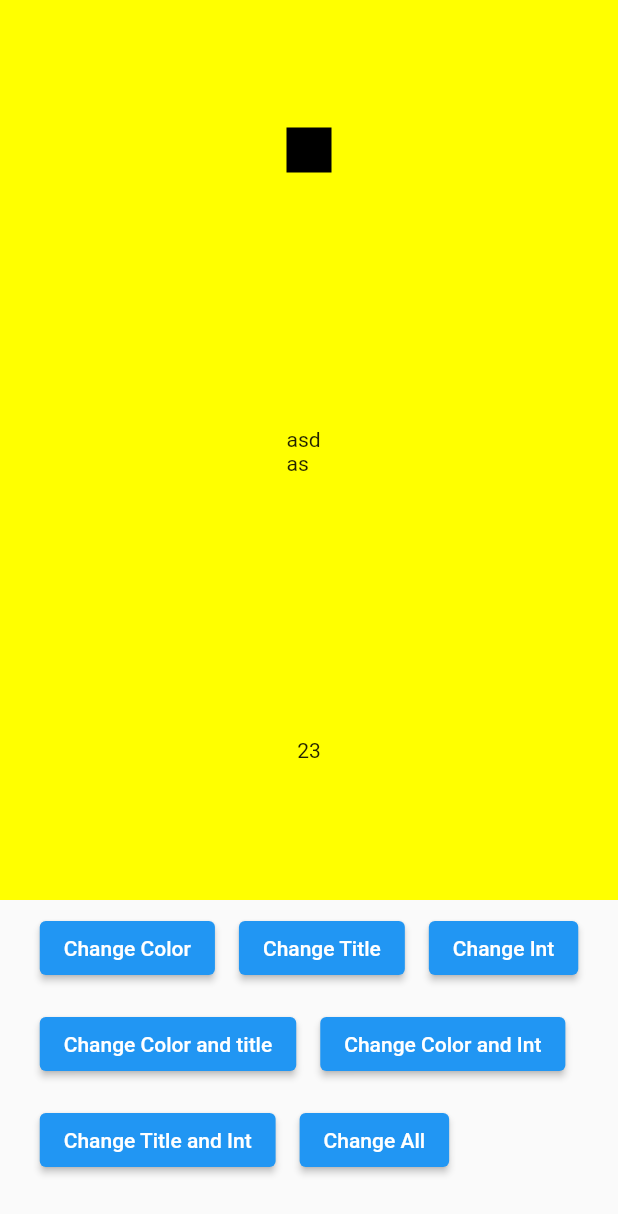
After one commit to krishnaprasadgandrath-nooor/components_demo, a Flutter app: the CustomProviderDemoScreen screen opened directly, on a phone screen of 412 x 824 dp. The commit adds this screen. Shown: the top 1214 px of the screen. Run offline on Flutter 3.47's test engine with Material 2 defaults, Android fonts, the phone set to English and light mode, and no system bars; our stand-ins replace flutter_riverpod.

Commit message:
provider select demo added

```diff
--- a/analysis_options.yaml
+++ b/analysis_options.yaml
@@ -24,6 +24,5 @@ linter:
   rules:
     # avoid_print: false  # Uncomment to disable the `avoid_print` rule
     # prefer_single_quotes: true  # Uncomment to enable the `prefer_single_quotes` rule
-
 # Additional information about this file can be found at
 # https://dart.dev/guides/language/analysis-options
--- a/lib/demo_home.dart
+++ b/lib/demo_home.dart
@@ -5,6 +5,7 @@ import 'package:components_demo/dynamic_grid_demo/dynamic_grid_demo.dart';
 import 'package:components_demo/expandable_card_demo/expansion_card_screen.dart';
 import 'package:components_demo/filp_card_demo/flip_card_screen.dart';
 import 'package:components_demo/filter_element_tile_demo.dart/filter_element_screen.dart';
+import 'package:components_demo/index_page_list_tile_demo/index_list_tile_screen.dart';
 import 'package:components_demo/interfaces_demo/vehicles_demo_screen.dart';
 import 'package:components_demo/rotaing_progress/rotating_progrss_screen.dart';
 import 'package:components_demo/rotating_card_demo/rotating_card_screen.dart';
@@ -13,6 +14,7 @@ import 'package:components_demo/utils/default_appbar.dart';
 import 'package:flutter/material.dart';
 
 import 'filter_pages_banner_demo/filter_pages_banner_screen.dart';
+import 'selective_provider/custom_provider_demo.dart';
 
 class ComponentsHome extends StatefulWidget {
   const ComponentsHome({super.key});
@@ -32,7 +34,9 @@ class _ComponentsHomeState extends State<ComponentsHome> {
     "Flip Card Demo": const FlipCardScreen(),
     "Rotating Progress Demo": const RotatingProgressScreen(),
     "Rotating Card Demo ": const RotatingCardScreen(),
-    "Interfaces Demo ": const VehiclesDemoScreen()
+    "Interfaces Demo ": const VehiclesDemoScreen(),
+    "Index Tile Demo": const IndexTileDemo(),
+    "Custom Provider DemoScreen": const CustomProviderDemoScreen()
   };
   @override
   Widget build(BuildContext context) {
--- /dev/null
+++ b/lib/index_page_list_tile_demo/index_page_list_tile.dart
@@ -0,0 +1,101 @@
+import 'package:flutter/material.dart';
+
+const Color bookmarksColor = Color.fromRGBO(58, 98, 190, 1);
+const Color enrichmentsColor = Color.fromRGBO(169, 48, 196, 1);
+const Color linksColor = Color.fromRGBO(56, 188, 147, 1);
+const Color notesColor = Color.fromRGBO(247, 204, 80, 1);
+const Color drawingColor = Color.fromRGBO(15, 110, 23, 1);
+const Color annotationsColor = Color.fromRGBO(207, 0, 16, 1);
+
+class IndexPageListTile extends StatelessWidget {
+  final int pageNo;
+  final bool isSelected;
+  final bool isBookMark;
+  final int enrichCount;
+  final int linksCount;
+  final int notesCount;
+  final bool hasDrawing;
+  final bool haveAnnotations;
+  final double radius;
+
+  const IndexPageListTile(
+      {super.key,
+      required this.pageNo,
+      this.isSelected = false,
+      this.isBookMark = false,
+      this.enrichCount = 0,
+      this.linksCount = 0,
+      this.notesCount = 0,
+      this.hasDrawing = false,
+      this.haveAnnotations = false,
+      this.radius = 20.0});
+
+  final EdgeInsets _defaultMargin = const EdgeInsets.all(1.5);
+
+  @override
+  Widget build(BuildContext context) {
+    // NTheme customTheme = Theme.of(context).extension<NTheme>()!;
+    return Container(
+      padding: const EdgeInsets.all(3.0),
+      child: Flex(
+        direction: Axis.horizontal,
+        mainAxisSize: MainAxisSize.max,
+        children: [
+          ///BookMark And Title
+          Flexible(
+            fit: FlexFit.tight,
+            flex: 2,
+            child: Row(
+              mainAxisAlignment: MainAxisAlignment.end,
+              children: [
+                isBookMark ? iconTile(icon: Icons.bookmark_outline, color: bookmarksColor) : SizedBox(width: radius),
+                Text("Page $pageNo")
+              ],
+            ),
+          ),
+          Flexible(
+            fit: FlexFit.tight,
+            flex: 3,
+            child: Row(
+              mainAxisAlignment: MainAxisAlignment.end,
+              children: [
+                if (enrichCount != 0) countTile(count: enrichCount, color: enrichmentsColor),
+                if (linksCount != 0) countTile(count: linksCount, color: linksColor),
+                if (notesCount != 0) countTile(count: notesCount, color: notesColor),
+                if (hasDrawing) iconTile(icon: Icons.draw_outlined, color: drawingColor),
+                if (haveAnnotations) iconTile(icon: Icons.align_horizontal_center_outlined, color: annotationsColor)
+              ],
+            ),
+          )
+        ],
+      ),
+    );
+  }
+
+  Widget iconTile({required IconData icon, Color color = Colors.black, double size = 15.0}) {
+    return Container(
+        margin: _defaultMargin,
+        height: radius,
+        width: radius,
+        child: Icon(
+          icon,
+          color: color,
+          size: size,
+        ));
+  }
+
+  Widget countTile({required int count, required Color color}) {
+    return Container(
+      alignment: Alignment.center,
+      margin: _defaultMargin,
+      height: radius,
+      width: radius,
+      padding: const EdgeInsets.all(3.0),
+      decoration: BoxDecoration(
+        color: color,
+        shape: BoxShape.circle,
+      ),
+      child: Center(child: FittedBox(child: Text("$count", style: const TextStyle(color: Colors.white)))),
+    );
+  }
+}
--- a/lib/interfaces_demo/vehicles_demo_screen.dart
+++ b/lib/interfaces_demo/vehicles_demo_screen.dart
@@ -1,6 +1,7 @@
 import 'dart:math';
 
 import 'package:components_demo/interfaces_demo/vehicle_inheritance_demo.dart';
+import 'package:components_demo/utils/default_appbar.dart';
 import 'package:flutter/material.dart';
 import 'package:flutter/services.dart';
 
@@ -25,6 +26,7 @@ class _VehiclesDemoScreenState extends State<VehiclesDemoScreen> {
   @override
   Widget build(BuildContext context) {
     return Scaffold(
+      appBar: DefaultAppBar.appBar(context, "InterFaces Demo"),
       body: RawKeyboardListener(
         focusNode: stageFocusNode,
         autofocus: true,
--- a/lib/main.dart
+++ b/lib/main.dart
@@ -1,6 +1,7 @@
 import 'package:components_demo/demo_home.dart';
 
 import 'package:flutter/material.dart';
+import 'package:flutter_riverpod/flutter_riverpod.dart';
 
 void main() {
   runApp(const MyApp());
@@ -12,7 +13,8 @@ class MyApp extends StatelessWidget {
   // This widget is the root of your application.
   @override
   Widget build(BuildContext context) {
-    return MaterialApp(
+    return ProviderScope(
+        child: MaterialApp(
       title: 'Flutter Demo',
       theme: ThemeData(
         // This is the theme of your application.
@@ -27,7 +29,7 @@ class MyApp extends StatelessWidget {
         primarySwatch: Colors.blue,
       ),
       home: const ComponentsHome(),
-    );
+    ));
   }
 }
 
--- /dev/null
+++ b/lib/selective_provider/custom_provider.dart
@@ -0,0 +1,18 @@
+import 'package:flutter/material.dart';
+import 'package:flutter_riverpod/flutter_riverpod.dart';
+
+class CustomNotifier extends ChangeNotifier {
+  Color color = Colors.black;
+  String title = "asdas";
+  int randomInt = 23;
+
+  void updateData({Color? newColor, String? newTitle, int? newRandomInt}) {
+    color = newColor ?? color;
+    title = newTitle ?? title;
+    randomInt = newRandomInt ?? randomInt;
+    notifyListeners();
+  }
+}
+
+ChangeNotifierProvider<CustomNotifier> customoProvider =
+    ChangeNotifierProvider<CustomNotifier>((ref) => CustomNotifier());
--- /dev/null
+++ b/lib/selective_provider/custom_provider_demo.dart
@@ -0,0 +1,149 @@
+import 'dart:math';
+
+import 'package:components_demo/selective_provider/custom_provider.dart';
+import 'package:flutter/material.dart';
+import 'package:flutter/src/widgets/container.dart';
+import 'package:flutter/src/widgets/framework.dart';
+import 'package:flutter_riverpod/flutter_riverpod.dart';
+
+class CustomProviderDemoScreen extends ConsumerWidget {
+  const CustomProviderDemoScreen({super.key});
+
+  @override
+  Widget build(BuildContext context, WidgetRef ref) {
+    void changeTitle() {
+      ref.read(customoProvider).updateData(newTitle: "Title${Random().nextInt(1000)}");
+    }
+
+    ;
+
+    void changeInt() {
+      ref.read(customoProvider).updateData(newRandomInt: Random().nextInt(2000));
+    }
+
+    ;
+    void changeColor() {
+      ref.read(customoProvider).updateData(newColor: Colors.accents[Random().nextInt(Colors.accents.length)]);
+    }
+
+    ;
+    return Scaffold(
+      body: Column(
+        children: [
+          const ColorWidget(),
+          const TitleWidget(),
+          const CountWidget(),
+          Wrap(
+            direction: Axis.horizontal,
+            children: {
+              "Change Color": changeColor,
+              "Change Title": changeTitle,
+              "Change Int": changeInt,
+              "Change Color and title": () {
+                changeColor();
+                changeTitle();
+              },
+              "Change Color and Int": () {
+                changeColor();
+                changeInt();
+              },
+              "Change Title and Int": () {
+                changeTitle();
+                changeInt();
+              },
+              "Change All": () {
+                changeColor();
+                changeTitle();
+                changeInt();
+              }
+            }
+                .entries
+                .map((e) => Padding(
+                      padding: const EdgeInsets.all(8.0),
+                      child: ElevatedButton(onPressed: e.value, child: Text(e.key)),
+                    ))
+                .toList(),
+          )
+        ],
+      ),
+    );
+  }
+}
+
+class ColorWidget extends ConsumerStatefulWidget {
+  const ColorWidget({super.key});
+
+  @override
+  ConsumerState<ColorWidget> createState() => _ColorWidgetState();
+}
+
+class _ColorWidgetState extends ConsumerState<ColorWidget> {
+  @override
+  Widget build(BuildContext context) {
+    Color customProColor = ref.watch(customoProvider.select((value) => value.color));
+    // String title = ref.watch(customoProvider.select((value) => value.title));
+
+    print("Color Widget built");
+    return Container(
+      height: 200,
+      color: Colors.accents[Random().nextInt(Colors.accents.length)],
+      child: Center(
+        child: Container(height: 30, width: 30, color: customProColor),
+      ),
+    );
+  }
+}
+
+class TitleWidget extends ConsumerStatefulWidget {
+  const TitleWidget({super.key});
+
+  @override
+  ConsumerState<TitleWidget> createState() => _TitleWidgetState();
+}
+
+class _TitleWidgetState extends ConsumerState<TitleWidget> {
+  @override
+  Widget build(BuildContext context) {
+    String customProTitle = ref.watch(customoProvider.select((value) => value.title));
+    print("Title Widget built");
+    return Container(
+      height: 200,
+      color: Colors.accents[Random().nextInt(Colors.accents.length)],
+      child: Center(
+        child: Container(
+          height: 30,
+          width: 30,
+          child: Text(customProTitle),
+        ),
+      ),
+    );
+  }
+}
+
+class CountWidget extends ConsumerStatefulWidget {
+  const CountWidget({super.key});
+
+  @override
+  ConsumerState<CountWidget> createState() => _CountWidgetState();
+}
+
+class _CountWidgetState extends ConsumerState<CountWidget> {
+  @override
+  Widget build(BuildContext context) {
+    int customProInt = ref.watch(customoProvider.select((value) => value.randomInt));
+    print("Count Widget built");
+    return Container(
+      height: 200,
+      color: Colors.accents[Random().nextInt(Colors.accents.length)],
+      child: Center(
+        child: Container(
+          height: 30,
+          width: 30,
+          child: Center(
+            child: Text("$customProInt"),
+          ),
+        ),
+      ),
+    );
+  }
+}
--- a/pubspec.yaml
+++ b/pubspec.yaml
@@ -37,6 +37,7 @@ dependencies:
   # Use with the CupertinoIcons class for iOS style icons.
   cupertino_icons: ^1.0.2
   validators: ^3.0.0
+  flutter_riverpod: ^2.1.1
 
 dev_dependencies:
   flutter_test:
```
Also changed, not shown: lib/index_page_list_tile_demo/index_list_tile_screen.dart (added, +67 -0 lines), pubspec.lock, 1 other file.
